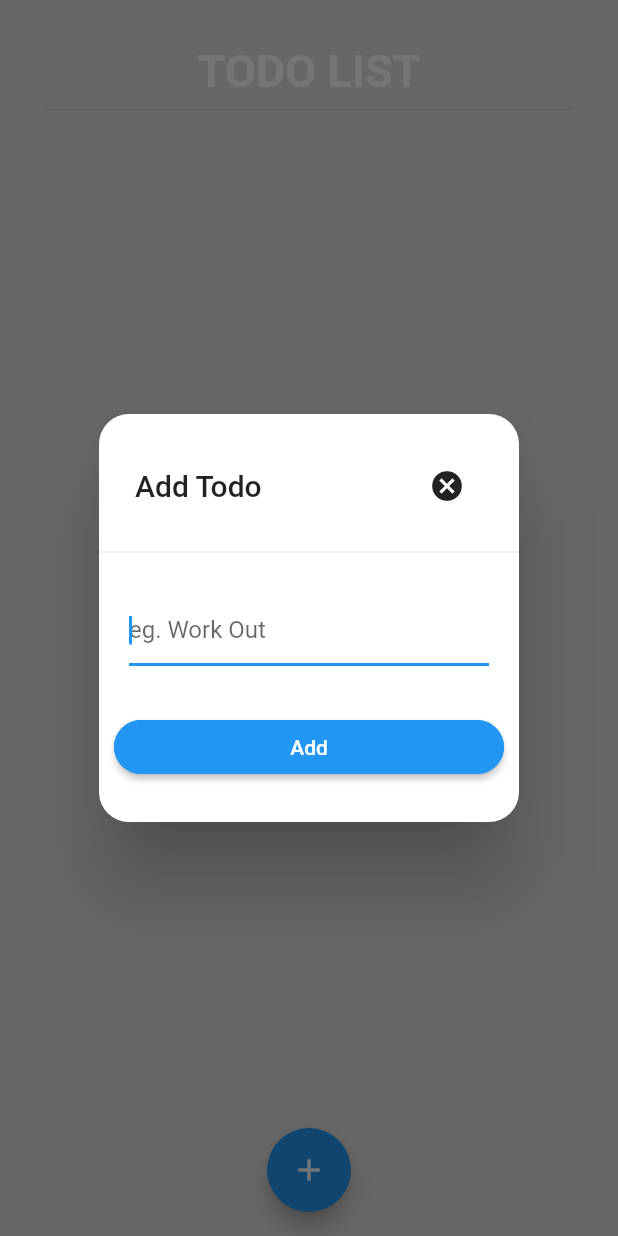
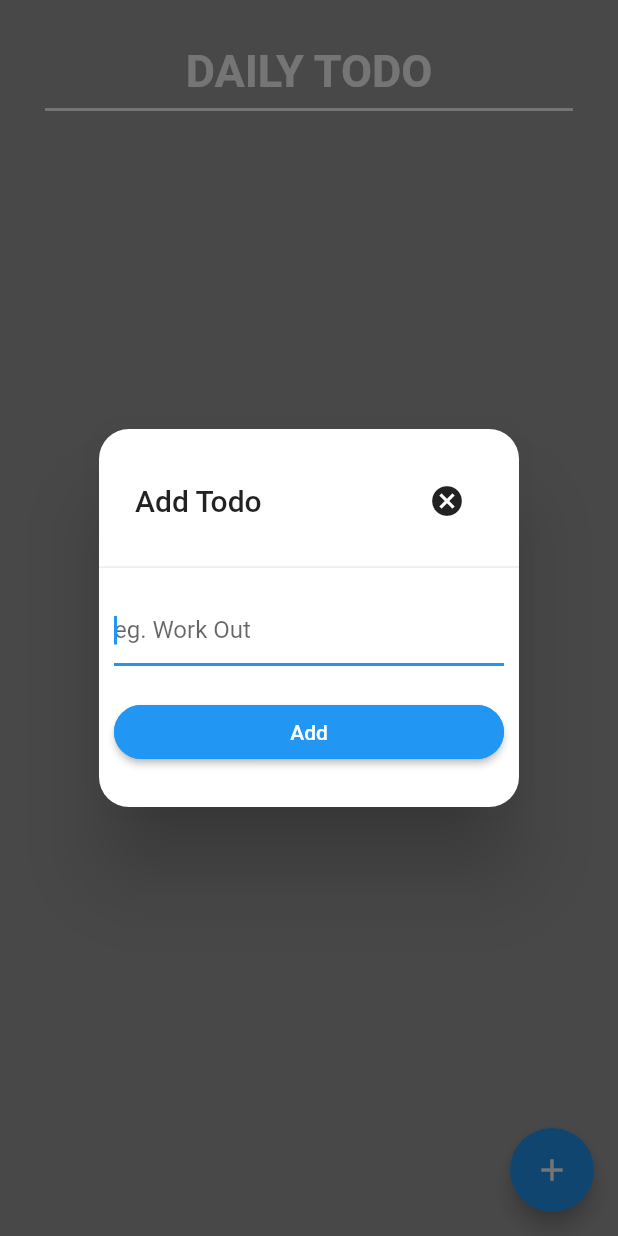
Before and after one commit to peerapong17/Flutter-Todo-With-Firebase, a Flutter app: the screen it shows after launch, after a tap on the "add" icon, on a phone screen of 412 x 824 dp. Run offline on Flutter 3.47's test engine with Material 2 defaults, Android fonts, the light colour scheme and no system bars; our stand-ins replace cloud_firestore, firebase_core; accounts and stored records are empty.

Commit message:
Upgrade Flutter 2.0 and refactor components

```diff
--- /dev/null
+++ b/lib/components/show_todo_dialog.dart
@@ -0,0 +1,70 @@
+import 'package:cloud_firestore/cloud_firestore.dart';
+import 'package:flutter/cupertino.dart';
+import 'package:flutter/material.dart';
+import 'package:todos_firebase/services/todo_service.dart';
+
+Future<dynamic> showTodoDialog({
+  required BuildContext context,
+  required String type,
+  QueryDocumentSnapshot? todoList,
+}) {
+  TodoService todoService = new TodoService();
+  TextEditingController todoUpdateInput = new TextEditingController(
+      text: todoList != null ? todoList.data()['title'] : '');
+  return showDialog(
+    context: context,
+    builder: (BuildContext context) {
+      return SimpleDialog(
+        backgroundColor: Colors.white,
+        shape: RoundedRectangleBorder(borderRadius: BorderRadius.circular(20)),
+        title: Row(
+          children: [
+            Text('$type Todo'),
+            Spacer(),
+            IconButton(
+              icon: Icon(Icons.cancel),
+              onPressed: () {
+                Navigator.pop(context);
+              },
+            ),
+          ],
+        ),
+        children: [
+          Divider(),
+          Padding(
+            padding: EdgeInsets.all(10),
+            child: TextFormField(
+              controller: todoUpdateInput,
+              enableSuggestions: true,
+              autofocus: true,
+              decoration: InputDecoration(hintText: "eg. Work Out"),
+            ),
+          ),
+          Padding(
+            padding: EdgeInsets.all(10),
+            child: ElevatedButton(
+              style: ButtonStyle(
+                shape: MaterialStateProperty.all<OutlinedBorder>(
+                  RoundedRectangleBorder(
+                    borderRadius: BorderRadius.circular(18.0),
+                    side: BorderSide(color: Colors.blue),
+                  ),
+                ),
+              ),
+              onPressed: () async {
+                if (type == "Update") {
+                  await todoService.updateTodo(
+                      id: todoList!.id, value: todoUpdateInput.text);
+                } else {
+                  await todoService.createTodo(value: todoUpdateInput.text);
+                }
+                Navigator.pop(context);
+              },
+              child: Text(type),
+            ),
+          ),
+        ],
+      );
+    },
+  );
+}
--- a/lib/concerning_to_list/button_add.dart
+++ /dev/null
@@ -1,39 +0,0 @@
-import 'package:cloud_firestore/cloud_firestore.dart';
-import 'package:flutter/cupertino.dart';
-import 'package:flutter/material.dart';
-
-class ButtonAdd extends StatelessWidget {
-  const ButtonAdd({
-    Key key,
-    @required this.todoCollection,
-    @required this.todoMessage,
-  }) : super(key: key);
-
-  final CollectionReference todoCollection;
-  final TextEditingController todoMessage;
-
-  @override
-  Widget build(BuildContext context) {
-    return Padding(
-      padding: EdgeInsets.all(10),
-      child: ElevatedButton(
-        style: ButtonStyle(
-          shape: MaterialStateProperty.all<OutlinedBorder>(
-            RoundedRectangleBorder(
-              borderRadius: BorderRadius.circular(18.0),
-              side: BorderSide(color: Colors.blue),
-            ),
-          ),
-        ),
-        onPressed: () {
-          todoCollection.add(
-            {'title': todoMessage.text},
-          );
-          todoMessage.clear();
-          Navigator.pop(context);
-        },
-        child: Text('Add'),
-      ),
-    );
-  }
-}
--- /dev/null
+++ b/lib/home.dart
@@ -0,0 +1,98 @@
+import 'package:cloud_firestore/cloud_firestore.dart';
+import 'package:flutter/material.dart';
+import 'package:todos_firebase/components/show_todo_dialog.dart';
+import 'package:todos_firebase/services/todo_service.dart';
+
+import 'components/todo_card.dart';
+
+class Home extends StatefulWidget {
+  @override
+  _HomeState createState() => _HomeState();
+}
+
+class _HomeState extends State<Home> {
+  TextEditingController todoMessage = TextEditingController();
+  TextEditingController todoAddMessage = TextEditingController();
+  TodoService todoService = new TodoService();
+
+  Future<Null> refreshList() async {
+    await Future.delayed(
+      Duration(seconds: 2),
+    );
+  }
+
+  @override
+  Widget build(BuildContext context) {
+    return Scaffold(
+      backgroundColor: Colors.grey,
+      floatingActionButton: FloatingActionButton(
+        child: Icon(Icons.add),
+        onPressed: () {
+          showTodoDialog(context: context, type: "Add");
+        },
+      ),
+      body: SingleChildScrollView(
+        child: RefreshIndicator(
+          onRefresh: refreshList,
+          child: Padding(
+            padding: EdgeInsets.all(30),
+            child: Column(
+              children: [
+                Text(
+                  "DAILY TODO",
+                  style: TextStyle(
+                      fontSize: 30,
+                      fontWeight: FontWeight.bold,
+                      color: Colors.white),
+                ),
+                Divider(
+                  thickness: 2,
+                  color: Colors.white,
+                ),
+                StreamBuilder<QuerySnapshot>(
+                  stream: FirebaseFirestore.instance
+                      .collection("todos")
+                      .snapshots(),
+                  builder: (context, snapshot) {
+                    if (snapshot.connectionState == ConnectionState.waiting) {
+                      return Center(
+                        child: CircularProgressIndicator(),
+                      );
+                    }
+                    return ListView.builder(
+                      itemCount: snapshot.data!.docs.length,
+                      shrinkWrap: true,
+                      itemBuilder: (context, index) {
+                        QueryDocumentSnapshot todoList =
+                            snapshot.data!.docs[index];
+                        return Padding(
+                          padding: const EdgeInsets.symmetric(vertical: 10),
+                          child: Dismissible(
+                            direction: DismissDirection.horizontal,
+                            key: UniqueKey(),
+                            background: Container(
+                              padding: EdgeInsets.only(left: 20),
+                              alignment: Alignment.centerLeft,
+                              child: Icon(Icons.delete),
+                              color: Colors.red,
+                            ),
+                            onDismissed: (direction) {
+                              todoService.todoCollection
+                                  .doc(todoList.id)
+                                  .delete();
+                            },
+                            child: ListTodo(todoList: todoList),
+                          ),
+                        );
+                      },
+                    );
+                  },
+                ),
+              ],
+            ),
+          ),
+        ),
+      ),
+    );
+  }
+}
--- a/lib/main.dart
+++ b/lib/main.dart
@@ -1,7 +1,7 @@
 import 'package:firebase_core/firebase_core.dart';
 import 'package:flutter/material.dart';
 
-import 'my_home_page.dart';
+import 'home.dart';
 
 void main() async {
   WidgetsFlutterBinding.ensureInitialized();
@@ -14,11 +14,12 @@ class MyApp extends StatelessWidget {
   @override
   Widget build(BuildContext context) {
     return MaterialApp(
+      debugShowCheckedModeBanner: false,
       title: 'Flutter Demo',
       theme: ThemeData(
         primarySwatch: Colors.blue,
       ),
-      home: MyHomePage(),
+      home: Home(),
     );
   }
 }
--- a/lib/my_home_page.dart
+++ /dev/null
@@ -1,133 +0,0 @@
-import 'package:cloud_firestore/cloud_firestore.dart';
-import 'package:flutter/material.dart';
-import 'concerning_to_list/button_add.dart';
-import 'concerning_to_list/list_todo.dart';
-
-class MyHomePage extends StatefulWidget {
-  @override
-  _MyHomePageState createState() => _MyHomePageState();
-}
-
-class _MyHomePageState extends State<MyHomePage> {
-  TextEditingController todoMessage = TextEditingController();
-  TextEditingController todoAddMessage = TextEditingController();
-
-  final _formKey = GlobalKey<FormState>();
-
-  CollectionReference todoCollection =
-      FirebaseFirestore.instance.collection('todos');
-
-  Future<Null> refreshList() async {
-    await Future.delayed(
-      Duration(seconds: 2),
-    );
-  }
-
-  @override
-  Widget build(BuildContext context) {
-    return Scaffold(
-      backgroundColor: Colors.black12,
-      body: SingleChildScrollView(
-        child: RefreshIndicator(
-          onRefresh: refreshList,
-          child: Padding(
-            padding: EdgeInsets.all(30),
-            child: Column(
-              children: [
-                Text(
-                  "TODO LIST",
-                  style: TextStyle(
-                      fontSize: 30,
-                      fontWeight: FontWeight.bold,
-                      color: Colors.white),
-                ),
-                Divider(),
-                StreamBuilder<QuerySnapshot>(
-                  stream: FirebaseFirestore.instance
-                      .collection("todos")
-                      .snapshots(),
-                  builder: (context, snapshot) {
-                    if (snapshot.hasData) {
-                      return ListView.builder(
-                        itemCount: snapshot.data.docs.length,
-                        shrinkWrap: true,
-                        itemBuilder: (context, index) {
-                          var todoList = snapshot.data.docs[index];
-                          TextEditingController todoUpdate =
-                              TextEditingController(
-                                  text: todoList.data()['title']);
-                          return Dismissible(
-                            direction: DismissDirection.horizontal,
-                            key: UniqueKey(),
-                            background: Container(
-                              padding: EdgeInsets.only(left: 20),
-                              alignment: Alignment.centerLeft,
-                              child: Icon(Icons.delete),
-                              color: Colors.red,
-                            ),
-                            onDismissed: (direction) {
-                              todoCollection.doc(todoList.id).delete();
-                            },
-                            child: ListTodo(
-                                todoList: todoList,
-                                todoUpdate: todoUpdate,
-                                todoCollection: todoCollection,
-                                todoMessage: todoMessage),
-                          );
-                        },
-                      );
-                    }
-                    return Center(
-                      child: CircularProgressIndicator(),
-                    );
-                  },
-                ),
-              ],
-            ),
-          ),
-        ),
-      ),
-      floatingActionButtonLocation: FloatingActionButtonLocation.centerFloat,
-      floatingActionButton: FloatingActionButton(
-        child: Icon(Icons.add),
-        onPressed: () {
-          showDialog(
-            context: context,
-            builder: (BuildContext context) {
-              return SimpleDialog(
-                backgroundColor: Colors.white,
-                shape: RoundedRectangleBorder(
-                    borderRadius: BorderRadius.circular(20)),
-                title: Row(
-                  children: [
-                    Text('Add Todo'),
-                    Spacer(),
-                    IconButton(
-                      icon: Icon(Icons.cancel),
-                      onPressed: () {
-                        Navigator.pop(context);
-                      },
-                    ),
-                  ],
-                ),
-                children: [
-                  Divider(),
-                  Padding(
-                    padding: EdgeInsets.all(20),
-                    child: TextFormField(
-                      controller: todoMessage,
-                      autofocus: true,
-                      decoration: InputDecoration(hintText: "eg. Work Out"),
-                    ),
-                  ),
-                  ButtonAdd(
-                      todoCollection: todoCollection, todoMessage: todoMessage),
-                ],
-              );
-            },
-          );
-        },
-      ),
-    );
-  }
-}
--- a/pubspec.yaml
+++ b/pubspec.yaml
@@ -18,7 +18,7 @@ publish_to: 'none' # Remove this line if you wish to publish to pub.dev
 version: 1.0.0+1
 
 environment:
-  sdk: ">=2.7.0 <3.0.0"
+  sdk: ">=2.12.0 <3.0.0"
 
 dependencies:
   flutter:
```
Also changed, not shown: lib/components/todo_card.dart (added, +26 -0 lines), lib/concerning_to_list/button_update.dart (deleted, +0 -43 lines), lib/concerning_to_list/list_todo.dart (deleted, +0 -69 lines), lib/services/todo_service.dart (added, +18 -0 lines), pubspec.lock, 2 other files.
